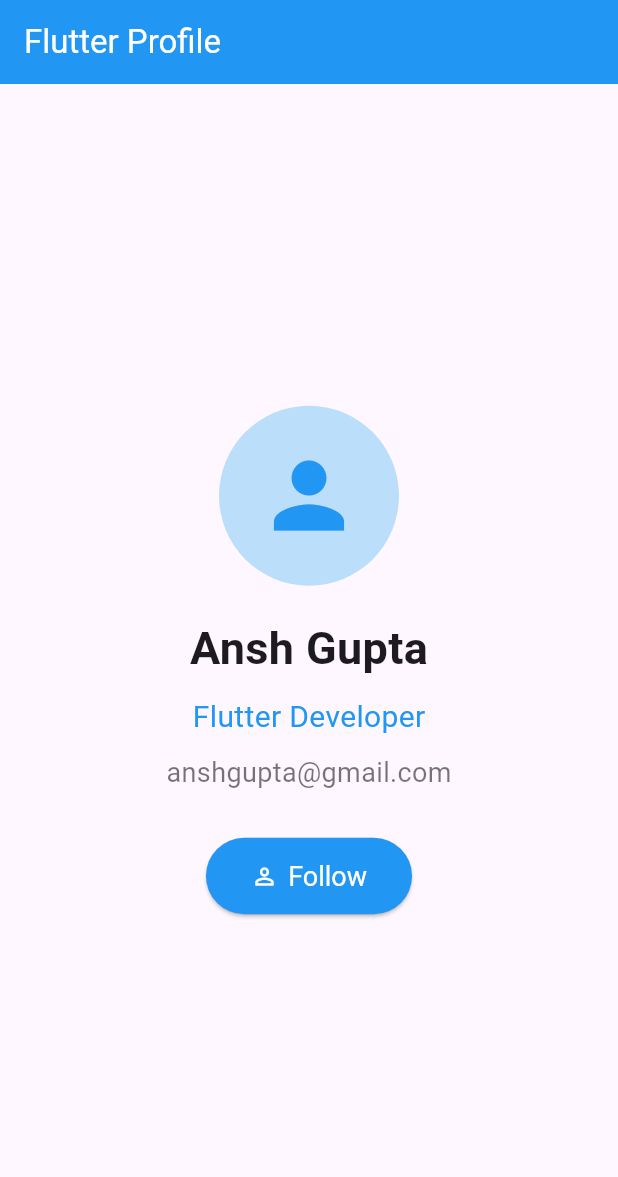
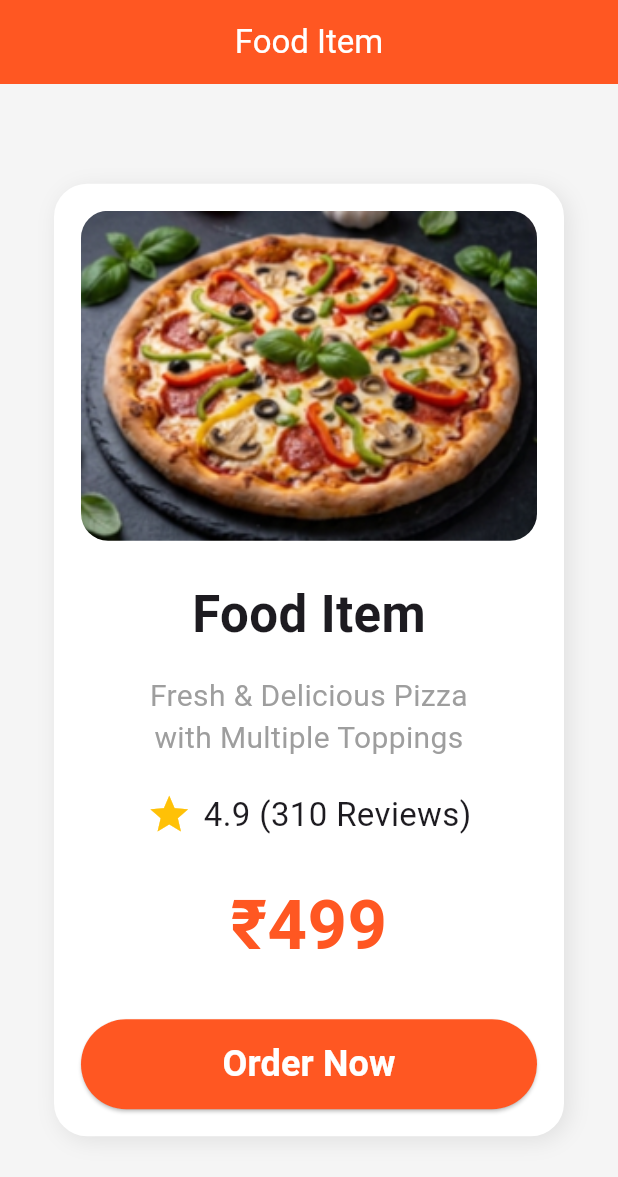
Before and after one commit to ansh-292/Hybrid-AI-App-Development-JOVAC, a Flutter app: the screen it shows after launch, on a phone screen of 412 x 824 dp. Shown: the top 1177 px of the screen. Run offline on Flutter 3.47's test engine with Material 3 defaults, Android fonts, the phone set to English and light mode, and no system bars.

Commit message:
Completed JOVAC Task 8 - Food Item UI Card

```diff
--- a/lib/main.dart
+++ b/lib/main.dart
@@ -11,116 +11,146 @@
   Widget build(BuildContext context) {
     return MaterialApp(
       debugShowCheckedModeBanner: false,
-      home: HomeScreen(),
+      title: "Food Item",
+      theme: ThemeData(
+        primarySwatch: Colors.deepOrange,
+      ),
+      home: const FoodCard(),
     );
   }
 }
 
-class HomeScreen extends StatefulWidget {
-  const HomeScreen({super.key});
-
-  @override
-  State<HomeScreen> createState() => _HomeScreenState();
-}
-
-class _HomeScreenState extends State<HomeScreen> {
-  String appBarTitle = "Flutter Profile";
-  Color appBarColor = Colors.blue;
-  String buttonText = "Follow";
-  Color buttonColor = Colors.blue;
-  IconData buttonIcon = Icons.person_outline;
-
-  void followUser() {
-  setState(() {
-    if (buttonText == "Follow") {
-      appBarTitle = "Following Profile";
-      appBarColor = Colors.green;
-      buttonText = "Following";
-      buttonColor = Colors.green;
-      buttonIcon = Icons.check;
-    } else {
-      appBarTitle = "Flutter Profile";
-      appBarColor = Colors.blue;
-      buttonText = "Follow";
-      buttonColor = Colors.blue;
-      buttonIcon = Icons.person_outline;
-    }
-  });
-}
+class FoodCard extends StatelessWidget {
+  const FoodCard({super.key});
 
   @override
   Widget build(BuildContext context) {
     return Scaffold(
+      backgroundColor: const Color(0xFFF5F5F5),
+
       appBar: AppBar(
-        title: Text(appBarTitle),
-        backgroundColor: appBarColor,
+        title: const Text("Food Item"),
+        centerTitle: true,
+        backgroundColor: Colors.deepOrange,
         foregroundColor: Colors.white,
       ),
+
       body: Center(
+        child: Container(
+          width: 340,
+          padding: const EdgeInsets.all(18),
+          decoration: BoxDecoration(
+            color: Colors.white,
+            borderRadius: BorderRadius.circular(22),
+            boxShadow: [
+              BoxShadow(
+                color: Colors.grey.shade300,
+                blurRadius: 12,
+                offset: const Offset(3, 3),
+              ),
+            ],
+          ),
+
           child: Column(
-          mainAxisAlignment: MainAxisAlignment.center,
+            mainAxisSize: MainAxisSize.min,
             children: [
-            CircleAvatar(
-              radius: 60,
-              backgroundColor: Colors.blue.shade100,
-              child: const Icon(
-                Icons.person,
-                size: 70,
-                color: Colors.blue,
+
+              ClipRRect(
+                borderRadius: BorderRadius.circular(18),
+                child: Image.asset(
+                  "assets/pizza.png",
+                  width: double.infinity,
+                  height: 220,
+                  fit: BoxFit.cover,
                 ),
               ),
 
-            const SizedBox(height: 20),
+              const SizedBox(height: 25),
 
               const Text(
-              "Ansh Gupta",
+                "Food Item",
                 style: TextStyle(
-                fontSize: 30,
+                  fontSize: 34,
                   fontWeight: FontWeight.bold,
                 ),
               ),
 
-            const SizedBox(height: 10),
+              const SizedBox(height: 15),
 
               const Text(
-              "Flutter Developer",
+                "Fresh & Delicious Pizza\nwith Multiple Toppings",
+                textAlign: TextAlign.center,
                 style: TextStyle(
-                color: Colors.blue,
                   fontSize: 20,
+                  color: Colors.grey,
+                  height: 1.4,
                 ),
               ),
 
-            const SizedBox(height: 10),
+              const SizedBox(height: 22),
+
+              const Row(
+                mainAxisAlignment: MainAxisAlignment.center,
+                children: [
+                  Icon(
+                    Icons.star,
+                    color: Colors.amber,
+                    size: 30,
+                  ),
+                  SizedBox(width: 8),
+                  Text(
+                    "4.9 (310 Reviews)",
+                    style: TextStyle(
+                      fontSize: 22,
+                    ),
+                  ),
+                ],
+              ),
+
+              const SizedBox(height: 25),
 
               const Text(
-              "anshgupta@gmail.com",
+                "₹499",
                 style: TextStyle(
-                fontSize: 18,
-                color: Colors.black54,
+                  color: Colors.deepOrange,
+                  fontWeight: FontWeight.bold,
+                  fontSize: 46,
                 ),
               ),
 
               const SizedBox(height: 30),
 
-            ElevatedButton.icon(
-              onPressed: followUser,
-              icon: Icon(buttonIcon),
-              label: Text(buttonText),
+              SizedBox(
+                width: double.infinity,
+                height: 60,
+                child: ElevatedButton(
+                  onPressed: () {
+                    ScaffoldMessenger.of(context).showSnackBar(
+                      const SnackBar(
+                        content: Text("Order Placed Successfully!"),
+                      ),
+                    );
+                  },
                   style: ElevatedButton.styleFrom(
-                backgroundColor: buttonColor,
+                    backgroundColor: Colors.deepOrange,
                     foregroundColor: Colors.white,
-                padding: const EdgeInsets.symmetric(
-                  horizontal: 30,
-                  vertical: 15,
+                    shape: RoundedRectangleBorder(
+                      borderRadius: BorderRadius.circular(35),
                     ),
-                textStyle: const TextStyle(
-                  fontSize: 18,
+                  ),
+                  child: const Text(
+                    "Order Now",
+                    style: TextStyle(
+                      fontSize: 24,
+                      fontWeight: FontWeight.bold,
+                    ),
                   ),
                 ),
               ),
             ],
           ),
         ),
+      ),
     );
   }
 }
```
Also changed, not shown: pubspec.yaml (+3 -66 lines), assets/pizza.png (added). Lines whose indentation alone changed are shown as unchanged.
